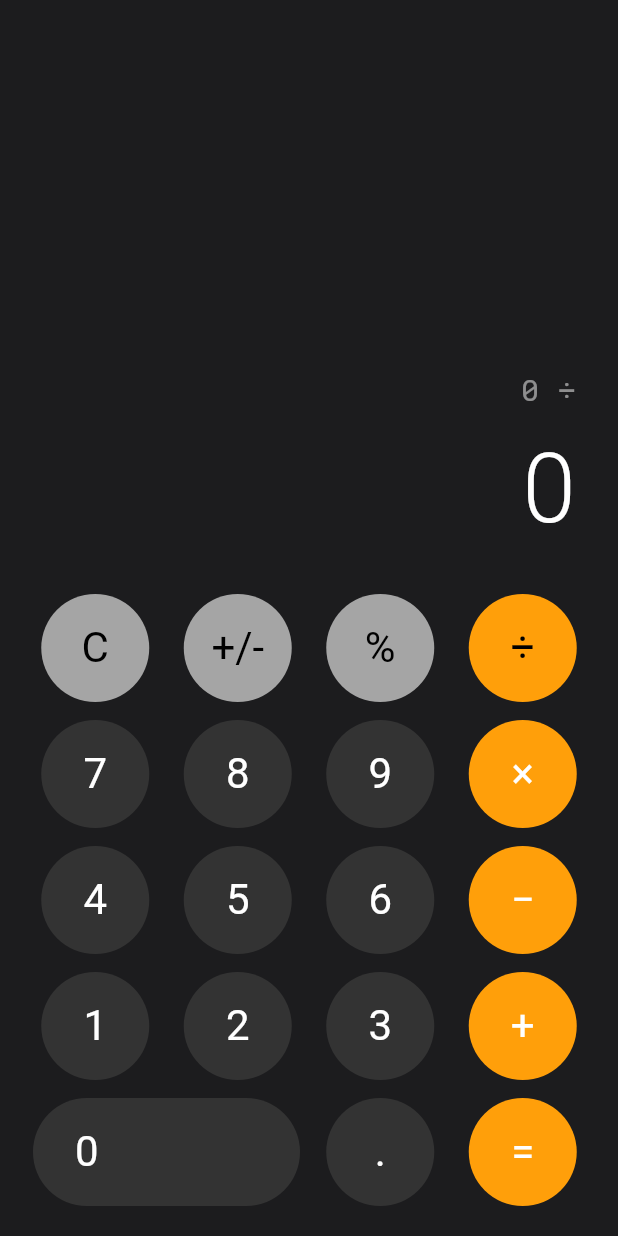
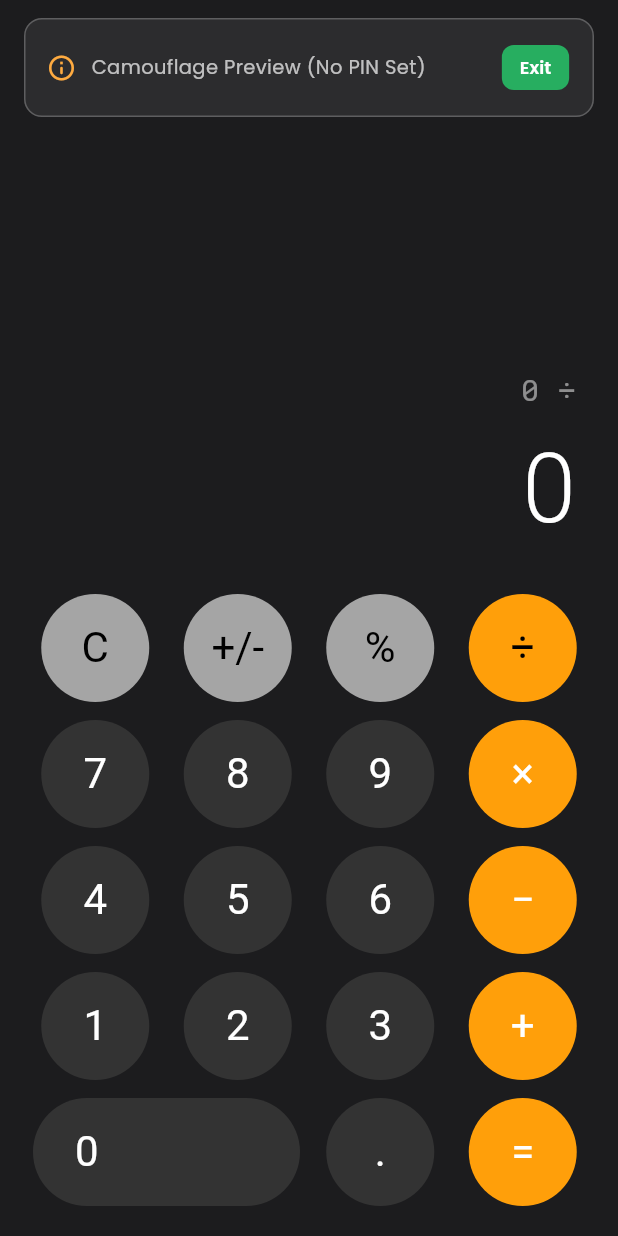
Before and after one commit to arbayezid/Womens-Safety-App, a Flutter app: the CamouflageCalculatorScreen screen opened directly, after a tap on an icon or button, on a phone screen of 412 x 824 dp. Run offline on Flutter 3.47's test engine with Material 3 defaults, Android fonts, the phone set to English and light mode, and no system bars; our stand-ins replace audioplayers, battery_plus, cloud_firestore, firebase_auth, firebase_core, firebase_messaging and 11 more; missing offline and left inert: flutter_background_service, record, telephony; accounts and stored records are empty.

Commit message:
fix(camouflage): prevent calculator lockout when PIN is not configured

```diff
--- a/lib/screens/camouflage_calculator_screen.dart
+++ b/lib/screens/camouflage_calculator_screen.dart
@@ -26,6 +26,20 @@ class _CamouflageCalculatorScreenState extends State<CamouflageCalculatorScreen>
   double? _firstOperand;
   String? _operator;
   bool _shouldResetDisplay = false;
+  bool _isPinConfigured = true;
+
+  @override
+  void initState() {
+    super.initState();
+    _checkPinConfig();
+  }
+
+  Future<void> _checkPinConfig() async {
+    final configured = await PinSecurityService.instance.isRealPinConfigured();
+    if (mounted) {
+      setState(() => _isPinConfigured = configured);
+    }
+  }
 
   void _onDigit(String digit) {
     HapticFeedback.lightImpact();
@@ -140,8 +154,13 @@ class _CamouflageCalculatorScreenState extends State<CamouflageCalculatorScreen>
     });
   }
 
-  void _onClear() {
+  Future<void> _onClear() async {
     HapticFeedback.lightImpact();
+    final isConfigured = await PinSecurityService.instance.isRealPinConfigured();
+    if (!isConfigured) {
+      await PinSecurityService.instance.exitCamouflage();
+      return;
+    }
     setState(() {
       _display = '0';
       _expression = '';
@@ -246,13 +265,60 @@ class _CamouflageCalculatorScreenState extends State<CamouflageCalculatorScreen>
 
   @override
   Widget build(BuildContext context) {
-    return Scaffold(
+    return PopScope(
+      canPop: false,
+      onPopInvokedWithResult: (didPop, result) async {
+        if (didPop) return;
+        final isConfigured = await PinSecurityService.instance.isRealPinConfigured();
+        if (!isConfigured) {
+          await PinSecurityService.instance.exitCamouflage();
+        } else {
+          _handleSecretExit();
+        }
+      },
+      child: Scaffold(
         backgroundColor: const Color(0xFF1C1C1E),
         body: SafeArea(
           child: Padding(
             padding: const EdgeInsets.symmetric(horizontal: 16, vertical: 12),
             child: Column(
               children: [
+                if (!_isPinConfigured)
+                  Container(
+                    margin: const EdgeInsets.only(bottom: 8),
+                    padding: const EdgeInsets.symmetric(horizontal: 14, vertical: 8),
+                    decoration: BoxDecoration(
+                      color: const Color(0xFF2C2C2E),
+                      borderRadius: BorderRadius.circular(12),
+                      border: Border.all(color: Colors.white24),
+                    ),
+                    child: Row(
+                      children: [
+                        const Icon(Icons.info_outline_rounded, color: Colors.orangeAccent, size: 20),
+                        const SizedBox(width: 10),
+                        Expanded(
+                          child: Text(
+                            'Camouflage Preview (No PIN Set)',
+                            style: GoogleFonts.poppins(color: Colors.white70, fontSize: 13),
+                          ),
+                        ),
+                        ElevatedButton(
+                          onPressed: () => PinSecurityService.instance.exitCamouflage(),
+                          style: ElevatedButton.styleFrom(
+                            backgroundColor: AppColors.actionGreen,
+                            foregroundColor: Colors.white,
+                            padding: const EdgeInsets.symmetric(horizontal: 12, vertical: 6),
+                            minimumSize: Size.zero,
+                            shape: RoundedRectangleBorder(borderRadius: BorderRadius.circular(8)),
+                          ),
+                          child: Text(
+                            'Exit',
+                            style: GoogleFonts.poppins(fontSize: 12, fontWeight: FontWeight.w600),
+                          ),
+                        ),
+                      ],
+                    ),
+                  ),
                 const Spacer(),
                 // Expression & Calculation Result Screen (Long-press to escape)
                 GestureDetector(
@@ -304,6 +370,7 @@ class _CamouflageCalculatorScreenState extends State<CamouflageCalculatorScreen>
                 _buildBottomKeypadRow(),
                 const SizedBox(height: 8),
               ],
+            ),
           ),
         ),
       ),
```
Also changed, not shown: lib/screens/home_screen.dart (+28 -1 lines), lib/screens/settings_screen.dart (+12 -0 lines), lib/services/pin_security_service.dart (+18 -4 lines). Lines whose indentation alone changed are shown as unchanged.
